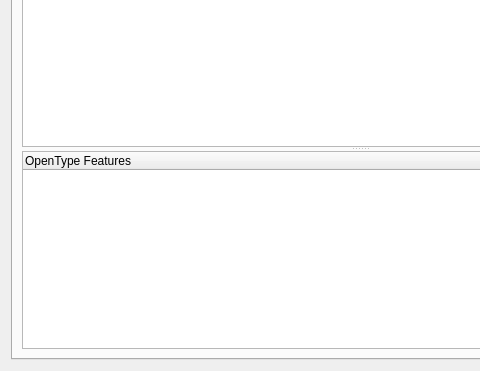
Above: src/mainview.ui from fontmatrix/fontmatrix before the change; both pictures show x 0 to 480 and y 97 to 468 of the 719 by 468 pixel window. Below: the same form after it.
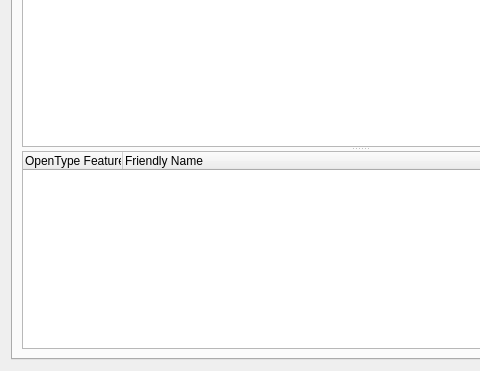
That is the form after the change. Icons and pictures are not drawn. Custom widgets are drawn as their Qt base class.

Diff of the .ui file:
```diff
--- a/src/mainview.ui
+++ b/src/mainview.ui
@@ -75,11 +75,19 @@
            <property name="alternatingRowColors" >
             <bool>true</bool>
            </property>
+           <property name="columnCount" >
+            <number>2</number>
+           </property>
            <column>
             <property name="text" >
              <string>OpenType Features</string>
             </property>
            </column>
+           <column>
+            <property name="text" >
+             <string>Friendly Name</string>
+            </property>
+           </column>
           </widget>
          </widget>
         </item>
```
